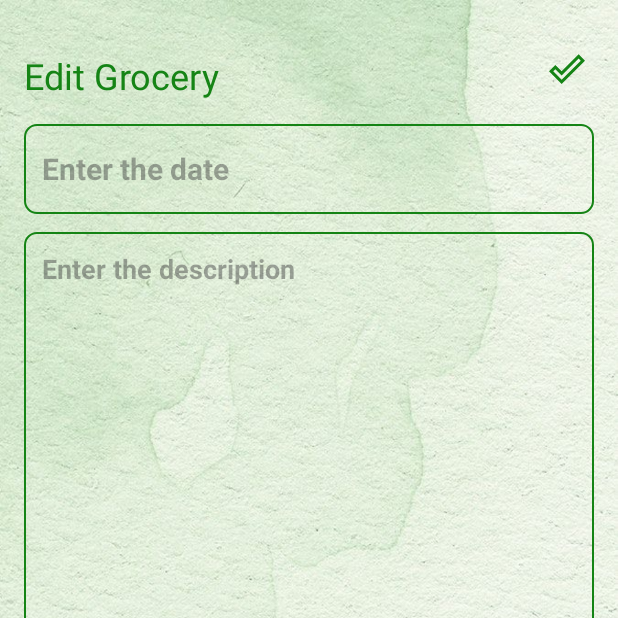
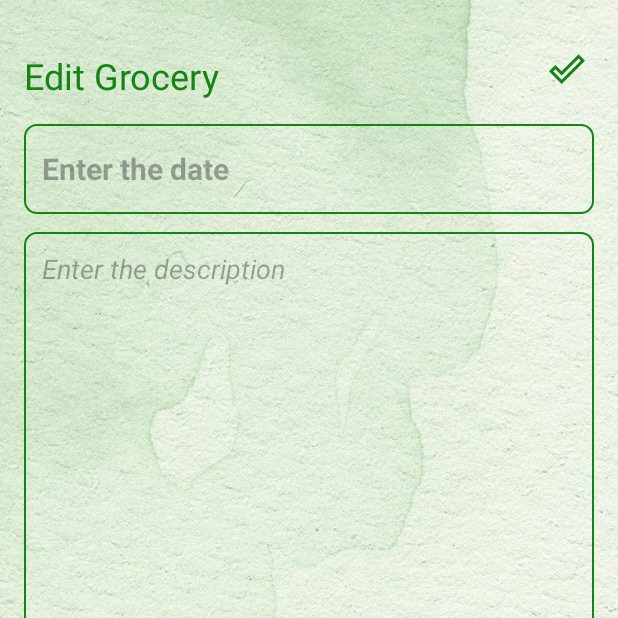
Before and after one commit to divankase/GroceryGo_IT22026484, an Android app: the UpdateGroceryActivity screen opened directly, with no data from a screen before it, on a phone screen of 412 x 824 dp, the top half of it. Run offline under Robolectric (Android 15) with nearby library versions, the phone set to English and light mode, and no system bars; Roboto replaces fonts that are not available here; 1 statement that could not run was skipped.

Commit message:
change font style

```diff
--- a/app/src/main/res/layout/activity_update_grocery.xml
+++ b/app/src/main/res/layout/activity_update_grocery.xml
@@ -51,7 +51,7 @@
         android:layout_below="@id/updateTitleEditText"       android:layout_marginTop="12dp"
         android:background="@drawable/purple_border"
         android:fontFamily="@font/b612"
-        android:textStyle="bold"
+        android:textStyle="italic"
         android:gravity="top"
         android:hint="Enter the description"
         android:padding="12dp"
```
